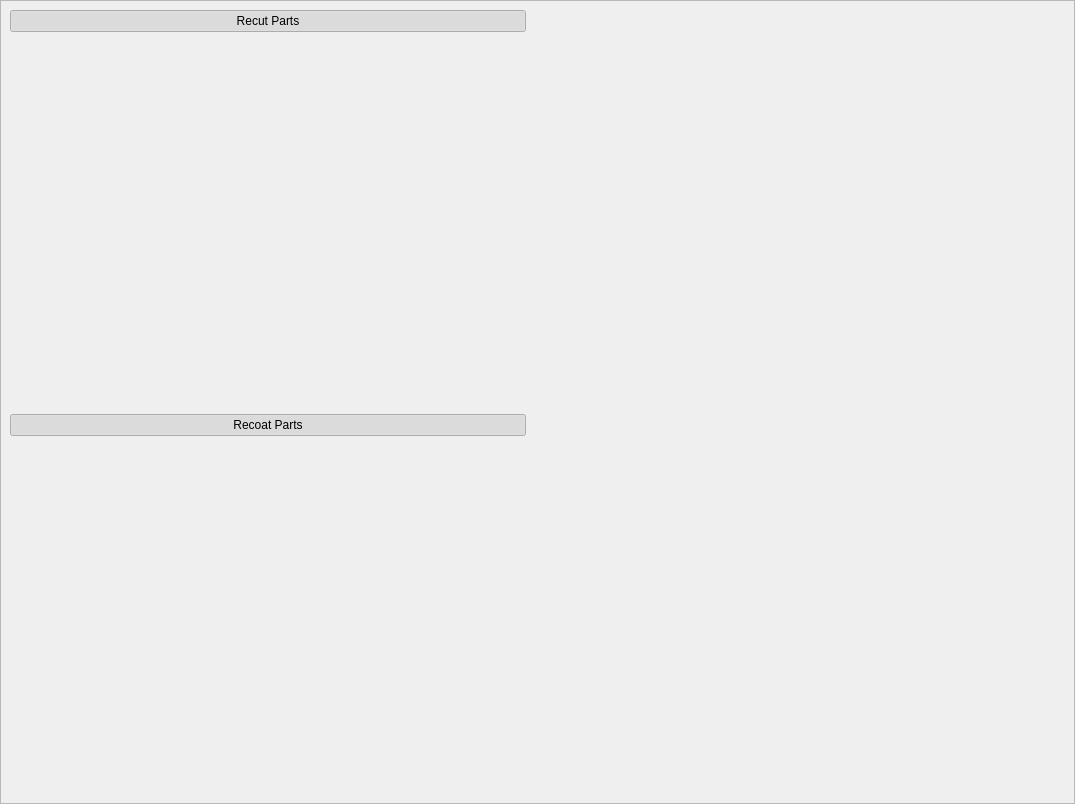
Old version of the form ui/widgets/workspace_widget.ui in the repository TheCodingJsoftware/Invigo.
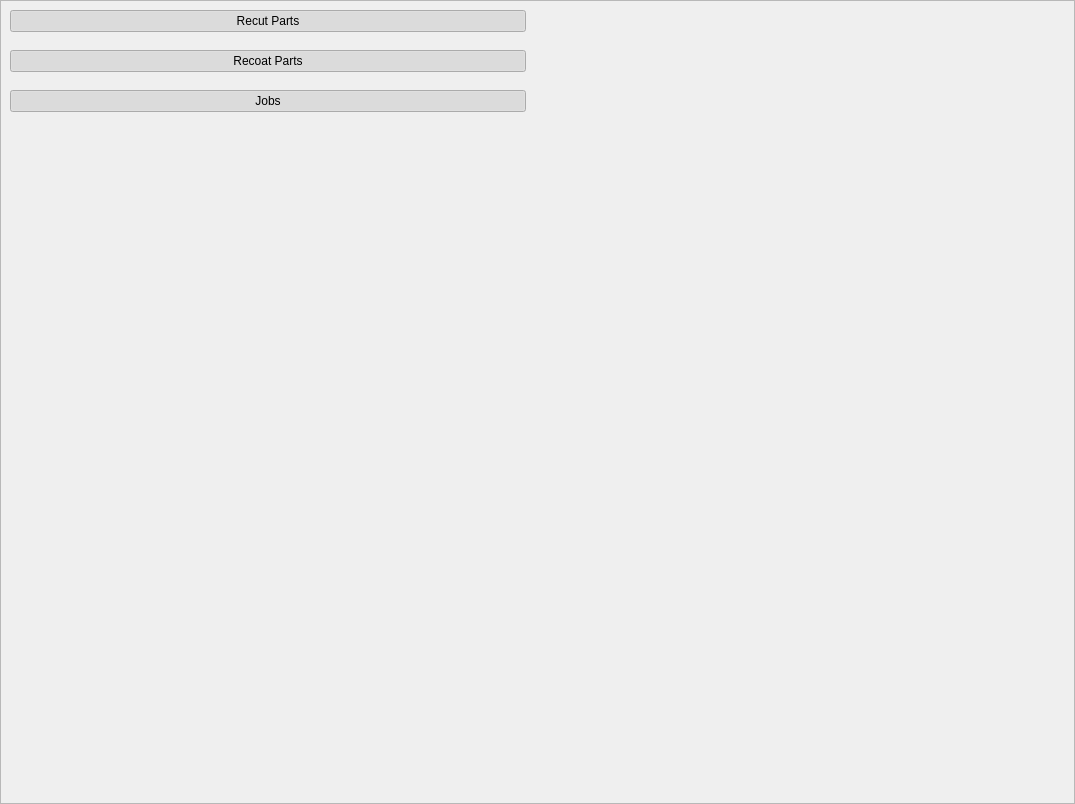
New version of the form.

Patch:
```diff
--- a/ui/widgets/workspace_widget.ui
+++ b/ui/widgets/workspace_widget.ui
@@ -76,6 +76,9 @@
                 </property>
                 <item>
                  <layout class="QVBoxLayout" name="verticalLayout_4" stretch="0,0,1">
+                  <property name="spacing">
+                   <number>0</number>
+                  </property>
                   <item>
                    <widget class="QWidget" name="recut_parts_widget" native="true">
                     <layout class="QVBoxLayout" name="verticalLayout_12">
@@ -169,7 +172,53 @@
                    </widget>
                   </item>
                   <item>
-                   <layout class="QVBoxLayout" name="parts_layout"/>
+                   <widget class="QWidget" name="jobs_widget" native="true">
+                    <layout class="QVBoxLayout" name="verticalLayout_15">
+                     <property name="spacing">
+                      <number>0</number>
+                     </property>
+                     <item>
+                      <widget class="QPushButton" name="pushButton_jobs">
+                       <property name="cursor">
+                        <cursorShape>PointingHandCursor</cursorShape>
+                       </property>
+                       <property name="text">
+                        <string>Jobs</string>
+                       </property>
+                       <property name="checkable">
+                        <bool>true</bool>
+                       </property>
+                       <property name="checked">
+                        <bool>true</bool>
+                       </property>
+                       <property name="autoDefault">
+                        <bool>false</bool>
+                       </property>
+                      </widget>
+                     </item>
+                     <item>
+                      <widget class="QWidget" name="widget_3" native="true">
+                       <layout class="QVBoxLayout" name="verticalLayout_17">
+                        <property name="leftMargin">
+                         <number>0</number>
+                        </property>
+                        <property name="topMargin">
+                         <number>0</number>
+                        </property>
+                        <property name="rightMargin">
+                         <number>0</number>
+                        </property>
+                        <property name="bottomMargin">
+                         <number>0</number>
+                        </property>
+                        <item>
+                         <layout class="QVBoxLayout" name="parts_layout"/>
+                        </item>
+                       </layout>
+                      </widget>
+                     </item>
+                    </layout>
+                   </widget>
                   </item>
                  </layout>
                 </item>
```
Left out of the diff: 16 changed lines with no effect on the pictures.
